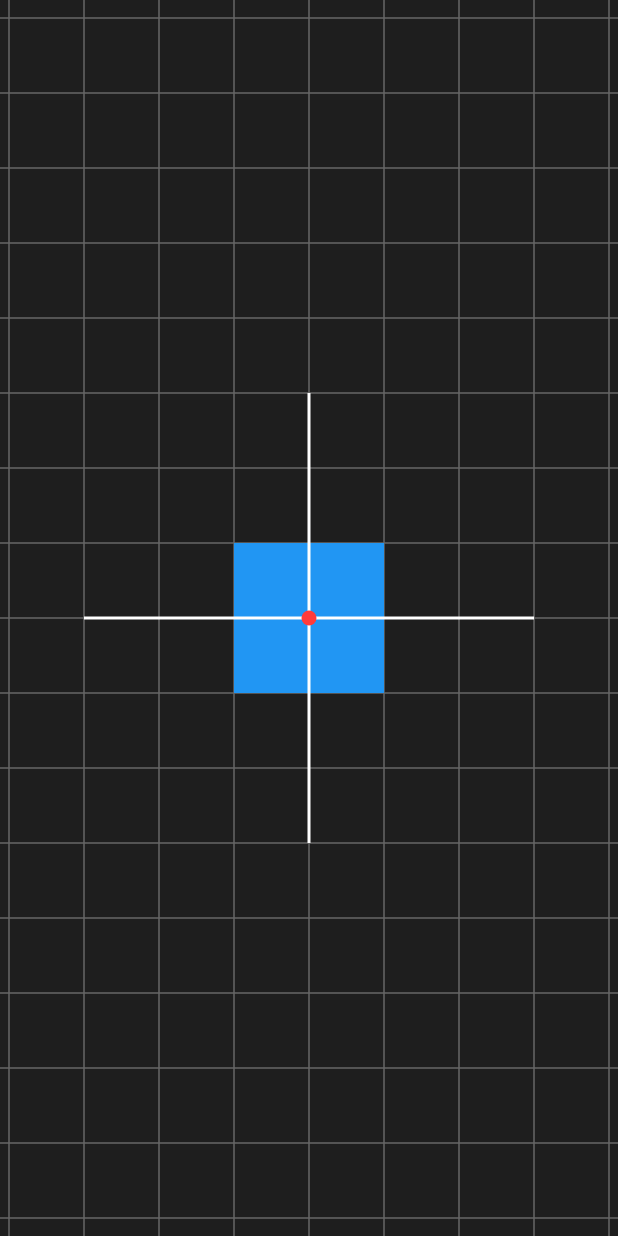
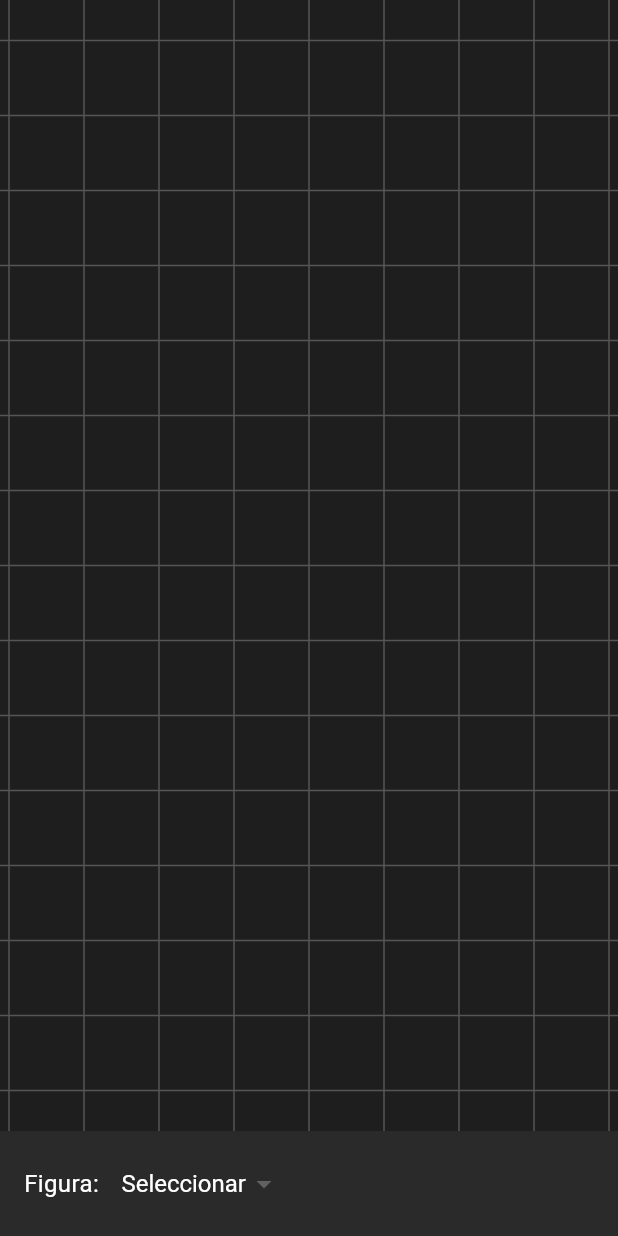
Before and after one commit to joelsk8888/MY_APP, a Flutter app: the screen it shows after launch, on a phone screen of 412 x 824 dp. Run offline on Flutter 3.47's test engine with Material 3 defaults, Android fonts, the phone set to English and light mode, and no system bars.

Commit message:
Added rectangle creation tool and dynamic viewport objects

```diff
--- /dev/null
+++ b/lib/core/tool_mode.dart
@@ -0,0 +1,4 @@
+enum ToolMode {
+  select,
+  rectangle,
+}
--- /dev/null
+++ b/lib/objects/rectangle_object.dart
@@ -0,0 +1,13 @@
+import 'package:flutter/material.dart';
+
+class RectangleObject {
+  Offset position;
+  double width;
+  double height;
+
+  RectangleObject({
+    required this.position,
+    this.width = 100,
+    this.height = 100,
+  });
+}
--- a/lib/scene/scene_manager.dart
+++ b/lib/scene/scene_manager.dart
@@ -0,0 +1,5 @@
+import '../objects/scene_object.dart';
+
+class SceneManager {
+  final List<SceneObject> objects = [];
+}
--- a/lib/viewport/viewport_screen.dart
+++ b/lib/viewport/viewport_screen.dart
@@ -1,14 +1,83 @@
 import 'package:flutter/material.dart';
+
+import '../core/tool_mode.dart';
 import 'viewport_widget.dart';
 
-class ViewportScreen extends StatelessWidget {
+class ViewportScreen extends StatefulWidget {
   const ViewportScreen({super.key});
 
   @override
+  State<ViewportScreen> createState() => _ViewportScreenState();
+}
+
+class _ViewportScreenState extends State<ViewportScreen> {
+  ToolMode currentTool = ToolMode.select;
+
+  @override
   Widget build(BuildContext context) {
-    return const Scaffold(
-      backgroundColor: Colors.black,
-      body: ViewportWidget(),
+    return Scaffold(
+      backgroundColor: const Color(0xFF1E1E1E),
+
+      body: Column(
+        children: [
+          Expanded(
+            child: ViewportWidget(
+              currentTool: currentTool,
+            ),
+          ),
+
+          Container(
+            height: 70,
+            color: const Color(0xFF2A2A2A),
+            padding: const EdgeInsets.symmetric(horizontal: 16),
+
+            child: Row(
+              children: [
+                const Text(
+                  'Figura:',
+                  style: TextStyle(
+                    color: Colors.white,
+                    fontSize: 16,
+                  ),
+                ),
+
+                const SizedBox(width: 15),
+
+                DropdownButton<ToolMode>(
+                  value: currentTool,
+                  dropdownColor: const Color(0xFF2A2A2A),
+                  underline: Container(),
+
+                  style: const TextStyle(
+                    color: Colors.white,
+                    fontSize: 16,
+                  ),
+
+                  items: const [
+                    DropdownMenuItem(
+                      value: ToolMode.select,
+                      child: Text('Seleccionar'),
+                    ),
+
+                    DropdownMenuItem(
+                      value: ToolMode.rectangle,
+                      child: Text('Cuadrado'),
+                    ),
+                  ],
+
+                  onChanged: (value) {
+                    if (value == null) return;
+
+                    setState(() {
+                      currentTool = value;
+                    });
+                  },
+                ),
+              ],
+            ),
+          ),
+        ],
+      ),
     );
   }
 }
--- a/lib/viewport/viewport_widget.dart
+++ b/lib/viewport/viewport_widget.dart
@@ -1,8 +1,16 @@
 import 'package:flutter/material.dart';
+
 import '../camera/camera_controller.dart';
+import '../core/tool_mode.dart';
+import '../objects/rectangle_object.dart';
 
 class ViewportWidget extends StatefulWidget {
-  const ViewportWidget({super.key});
+  final ToolMode currentTool;
+
+  const ViewportWidget({
+    super.key,
+    required this.currentTool,
+  });
 
   @override
   State<ViewportWidget> createState() => _ViewportWidgetState();
@@ -11,27 +19,75 @@ class ViewportWidget extends StatefulWidget {
 class _ViewportWidgetState extends State<ViewportWidget> {
   final CameraController controller = CameraController();
 
+  final List<RectangleObject> rectangles = [];
+
+  void createRectangle(TapDownDetails details, Size size) {
+    final camera = controller.camera;
+
+    final screenPosition = details.localPosition;
+
+    final worldX =
+        (screenPosition.dx - size.width / 2 - camera.pan.dx) /
+            camera.zoom;
+
+    final worldY =
+        (screenPosition.dy - size.height / 2 - camera.pan.dy) /
+            camera.zoom;
+
+    rectangles.add(
+      RectangleObject(
+        position: Offset(worldX, worldY),
+      ),
+    );
+  }
+
   @override
   Widget build(BuildContext context) {
+    return LayoutBuilder(
+      builder: (context, constraints) {
+        final size = Size(
+          constraints.maxWidth,
+          constraints.maxHeight,
+        );
+
         return GestureDetector(
+          onTapDown: (details) {
+            if (widget.currentTool == ToolMode.rectangle) {
+              setState(() {
+                createRectangle(details, size);
+              });
+            }
+          },
+
           onScaleStart: controller.onScaleStart,
+
           onScaleUpdate: (details) {
             setState(() {
               controller.onScaleUpdate(details);
             });
           },
+
           child: CustomPaint(
-        painter: ViewportPainter(controller),
+            painter: ViewportPainter(
+              controller,
+              rectangles,
+            ),
             child: Container(),
           ),
+        );
+      },
     );
   }
 }
 
 class ViewportPainter extends CustomPainter {
   final CameraController controller;
+  final List<RectangleObject> rectangles;
 
-  ViewportPainter(this.controller);
+  ViewportPainter(
+    this.controller,
+    this.rectangles,
+  );
 
   @override
   void paint(Canvas canvas, Size size) {
@@ -43,7 +99,7 @@ class ViewportPainter extends CustomPainter {
       Paint()..color = const Color(0xFF1E1E1E),
     );
 
-    // mover origen al centro
+    // centro
     canvas.translate(
       size.width / 2 + camera.pan.dx,
       size.height / 2 + camera.pan.dy,
@@ -52,9 +108,9 @@ class ViewportPainter extends CustomPainter {
     // zoom
     canvas.scale(camera.zoom);
 
-    // GRID
+    // grid
     final gridPaint = Paint()
-      ..color = const Color(0xFF666666)
+      ..color = const Color(0xFF555555)
       ..strokeWidth = 1 / camera.zoom;
 
     const step = 50.0;
@@ -76,43 +132,20 @@ class ViewportPainter extends CustomPainter {
       );
     }
 
-    // CUBO CENTRAL
-    final cubePaint = Paint()
+    // cuadrados
+    final rectPaint = Paint()
       ..color = const Color(0xFF2196F3);
 
+    for (final rect in rectangles) {
       canvas.drawRect(
         Rect.fromCenter(
-        center: Offset.zero,
-        width: 100,
-        height: 100,
+          center: rect.position,
+          width: rect.width,
+          height: rect.height,
         ),
-      cubePaint,
+        rectPaint,
       );
-
-    // CRUZ CAD (CENTRO)
-    final axisPaint = Paint()
-      ..color = const Color(0xFFFFFFFF)
-      ..strokeWidth = 2;
-
-    final centerPaint = Paint()
-      ..color = const Color(0xFFFF3B3B);
-
-    // eje X
-    canvas.drawLine(
-      const Offset(-150, 0),
-      const Offset(150, 0),
-      axisPaint,
-    );
-
-    // eje Y
-    canvas.drawLine(
-      const Offset(0, -150),
-      const Offset(0, 150),
-      axisPaint,
-    );
-
-    // punto central
-    canvas.drawCircle(Offset.zero, 5, centerPaint);
+    }
   }
 
   @override
```
Also changed, not shown: lib/math/vector3.dart (+15 -0 lines), lib/objects/scene_object.dart (+18 -0 lines), lib/objects/transform.dart (+15 -0 lines), 3 other files. Lines whose indentation alone changed are shown as unchanged.
